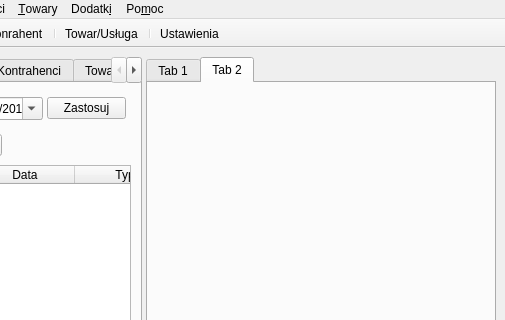
First picture: the form in ui/mainwindow.ui, repository juliagoda/qfaktury, before the edit; both pictures show x 246 to 751 and y 0 to 320 of the 751 by 445 pixel window.
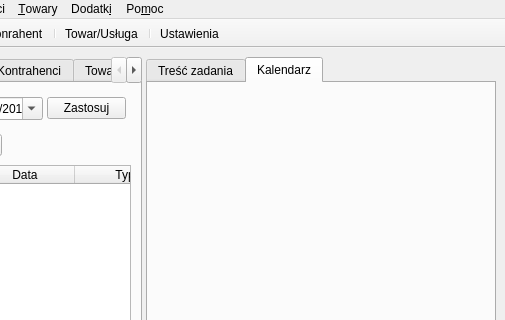
Second picture: the form after the edit. Icons and pictures are not drawn.

Patch:
```diff
--- a/ui/mainwindow.ui
+++ b/ui/mainwindow.ui
@@ -54,7 +54,7 @@
       </property>
       <widget class="QWidget" name="tab">
        <attribute name="title">
-        <string>Tab 1</string>
+        <string>Treść zadania</string>
        </attribute>
        <layout class="QVBoxLayout" name="verticalLayout_2">
         <item>
@@ -78,7 +78,7 @@
       </widget>
       <widget class="QWidget" name="tab_2">
        <attribute name="title">
-        <string>Tab 2</string>
+        <string>Kalendarz</string>
        </attribute>
        <layout class="QVBoxLayout" name="verticalLayout_4">
         <item>
```
Left out of the diff: 12 changed lines with no effect on the pictures.
